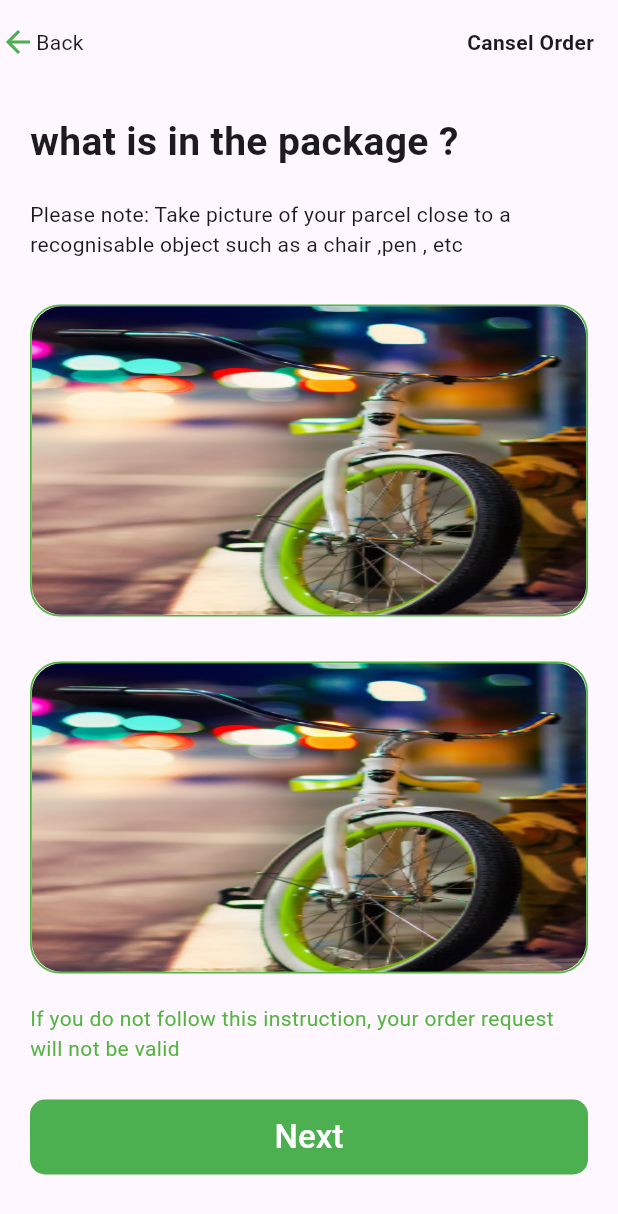
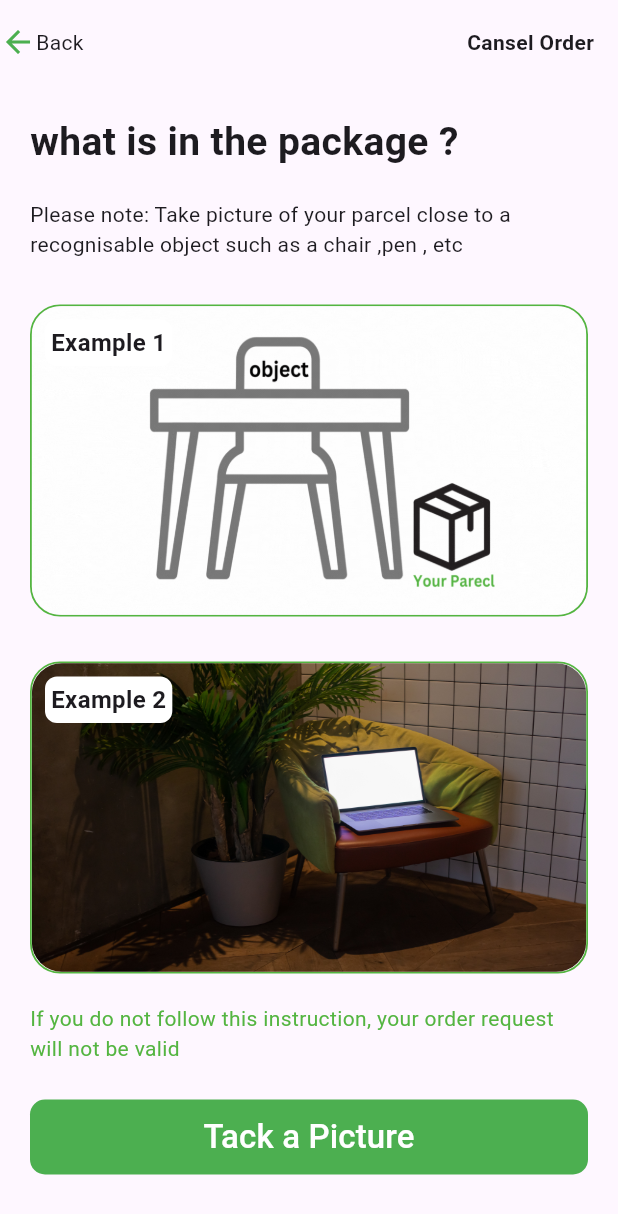
Before and after one commit to MOHAMD-ASHRAF/skid, a Flutter app: the ExamplePhotoPage screen opened directly, on a phone screen of 412 x 824 dp. Shown: the top 1214 px of the screen. Run offline on Flutter 3.47's test engine with Material 2 defaults, Android fonts, the phone set to English and light mode, and no system bars; our stand-ins replace bloc, cloud_firestore, dropdown_button2, equatable, firebase_auth, firebase_core and 2 more; accounts and stored records are empty.

Commit message:
refactor examplePackagePage design

```diff
--- a/lib/features/skid/presentation/pages/example_photo_page.dart
+++ b/lib/features/skid/presentation/pages/example_photo_page.dart
@@ -25,11 +25,11 @@ class ExamplePhotoPage extends StatelessWidget {
             const SizedBox(
               height: 30,
             ),
-            _exampleImage(context),
+            _exampleImage(context: context, imageUrl: 'assets/images/object.gif', text: 'Example 1'),
             const SizedBox(
               height: 30,
             ),
-            _exampleImage(context),
+            _exampleImage(context: context, imageUrl: 'assets/images/laptop.jpg', text: 'Example 2'),
             const SizedBox(
               height: 20,
             ),
@@ -37,7 +37,7 @@ class ExamplePhotoPage extends StatelessWidget {
             const SizedBox(
               height: 24,
             ),
-            DefaultMaterialButton(text: 'Next', onPressed: (){
+            DefaultMaterialButton(text: 'Tack a Picture', onPressed: (){
              // Navigator.pushNamed(context, examplePhotoPage);
             },)
           ],
@@ -50,8 +50,10 @@ class ExamplePhotoPage extends StatelessWidget {
 
 
 
-  Container _exampleImage(BuildContext context) {
-    return Container(
+  Widget _exampleImage({required BuildContext context , required String imageUrl ,  required String text}) {
+    return Stack(
+      children: [
+        Container(
             width: double.infinity,
             height: 208,
             decoration: BoxDecoration(
@@ -60,12 +62,22 @@ class ExamplePhotoPage extends StatelessWidget {
             ),
             child: ClipRRect(
               borderRadius: BorderRadius.circular(20),
-                child: Image.asset('assets/images/backgoround.jpg',
+              child: Image.asset(imageUrl,
                 fit: BoxFit.fill,
                 width: MediaQuery.of(context).size.width,
                 height: MediaQuery.of(context).size.height,
               ),
             )
+        ),
+        Container(
+          margin: const EdgeInsets.all(10),
+          padding: const EdgeInsets.all(4),
+            decoration: BoxDecoration(
+              color: Colors.white,
+                borderRadius: BorderRadius.circular(8)
+            ),
+            child: TextWidget(text: text, fontSize: 16,fontWeight: FontWeight.bold,)),
+      ],
     );
   }
 }
```
Also changed, not shown: assets/images/laptop.jpg (added), assets/images/object.gif (added), lib/generated/assets.dart. Lines whose indentation alone changed are shown as unchanged.
